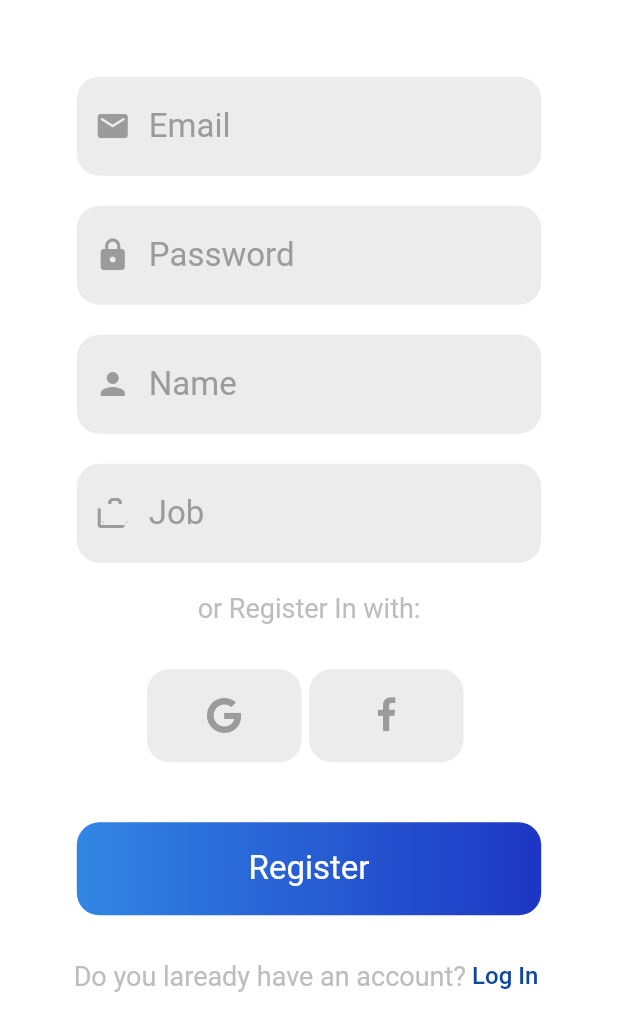
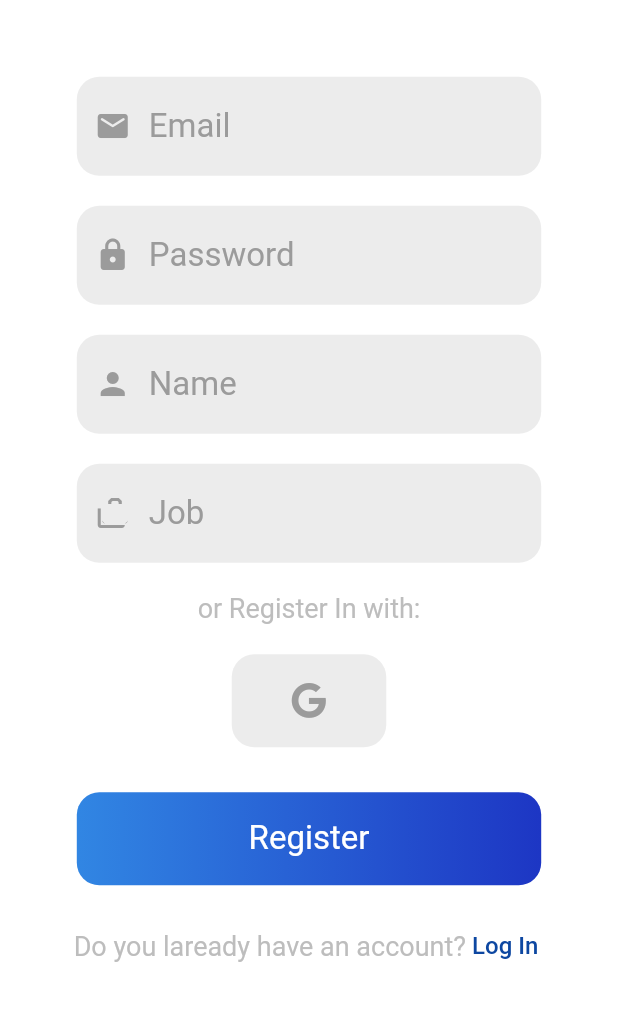
Before and after one commit to FEUP-ESOF-2020-21/open-cx-t6g3-its, a Flutter app: the screen it shows after launch, after a tap on "Sign Up", on a phone screen of 412 x 824 dp. Shown: the top 1031 px of the screen. Run offline on Flutter 3.47's test engine with Material 2 defaults, Android fonts, the phone set to English and light mode, and no system bars; our stand-ins replace cloud_firestore, firebase_auth, firebase_core, google_sign_in; missing offline and left inert: flutter_statusbarcolor; accounts and stored records are empty; network calls fail.

Commit message:
🚧 Authentication done

```diff
--- a/whowhat/lib/pages/login.dart
+++ b/whowhat/lib/pages/login.dart
@@ -79,28 +79,7 @@ class _MyLoginState extends State<MyLogin> {
                       )),
                   Padding(
                     padding: EdgeInsets.all(10),
-                      child: Row(
-                        mainAxisAlignment: MainAxisAlignment.center,
-                        children: <Widget>[
-                          Padding(
-                            padding: EdgeInsets.all(5),
-                            child: InkWell(
-                                child: Container(
-                                  height: 62,
-                                  width:
-                                      MediaQuery.of(context).size.width * 0.25,
-                                  decoration: BoxDecoration(
-                                    borderRadius: BorderRadius.circular(15),
-                                    color: Color(0xFFECECEC),
-                                  ),
-                                  child: Icon(AppIcons.google,
-                                      color: Color(0xFF9B9B9B)),
-                                ),
-                                onTap: () async {
-                                  _auth.signInWithGoogle();
-                                }),
-                          ),
-                          Padding(
+                    child: Padding(
                       padding: EdgeInsets.all(5),
                       child: InkWell(
                           child: Container(
@@ -110,13 +89,14 @@ class _MyLoginState extends State<MyLogin> {
                               borderRadius: BorderRadius.circular(15),
                               color: Color(0xFFECECEC),
                             ),
-                                child: Icon(AppIcons.facebook,
-                                    color: Color(0xFF9B9B9B)),
+                            child:
+                                Icon(AppIcons.google, color: Color(0xFF9B9B9B)),
+                          ),
+                          onTap: () async {
+                            _auth.signInWithGoogle();
+                          }),
                     ),
                   ),
-                          ),
-                        ],
-                      )),
                   Padding(
                     padding: EdgeInsets.all(10),
                     child: GradientButton(
--- a/whowhat/lib/pages/signup.dart
+++ b/whowhat/lib/pages/signup.dart
@@ -82,11 +82,6 @@ class _MySignupState extends State<MySignup> {
                             fontSize: 18),
                       )),
                   Padding(
-                      padding: EdgeInsets.all(10),
-                      child: Row(
-                        mainAxisAlignment: MainAxisAlignment.center,
-                        children: <Widget>[
-                          Padding(
                     padding: EdgeInsets.symmetric(vertical: 20),
                     child: InkWell(
                         child: Container(
@@ -96,28 +91,13 @@ class _MySignupState extends State<MySignup> {
                             borderRadius: BorderRadius.circular(15),
                             color: Color(0xFFECECEC),
                           ),
-                                child: Icon(AppIcons.google,
-                                    color: Color(0xFF9B9B9B)),
+                          child:
+                              Icon(AppIcons.google, color: Color(0xFF9B9B9B)),
                         ),
+                        onTap: () async {
+                          _auth.signInWithGoogle();
+                        }),
                   ),
-                          ),
-                          Padding(
-                            padding: EdgeInsets.all(5),
-                            child: InkWell(
-                              child: Container(
-                                height: 62,
-                                width: MediaQuery.of(context).size.width * 0.25,
-                                decoration: BoxDecoration(
-                                  borderRadius: BorderRadius.circular(15),
-                                  color: Color(0xFFECECEC),
-                                ),
-                                child: Icon(AppIcons.facebook,
-                                    color: Color(0xFF9B9B9B)),
-                              ),
-                            ),
-                          ),
-                        ],
-                      )),
                   Padding(
                     padding: EdgeInsets.all(10),
                     child: GradientButton(
```
Lines whose indentation alone changed are shown as unchanged.
